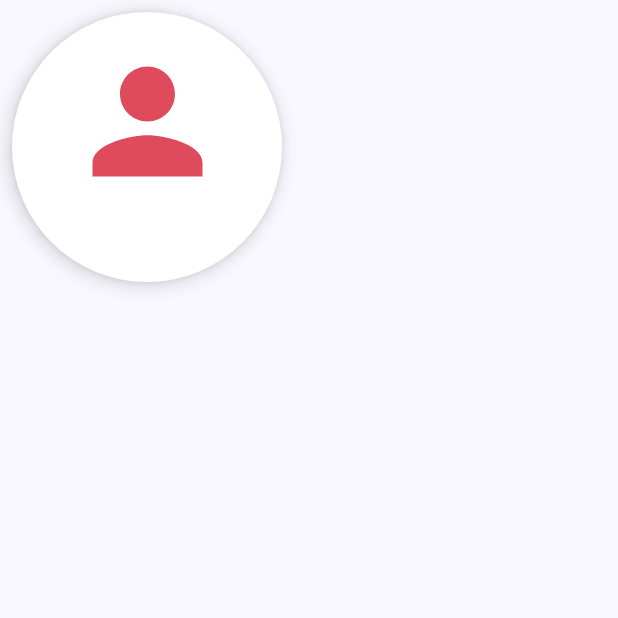
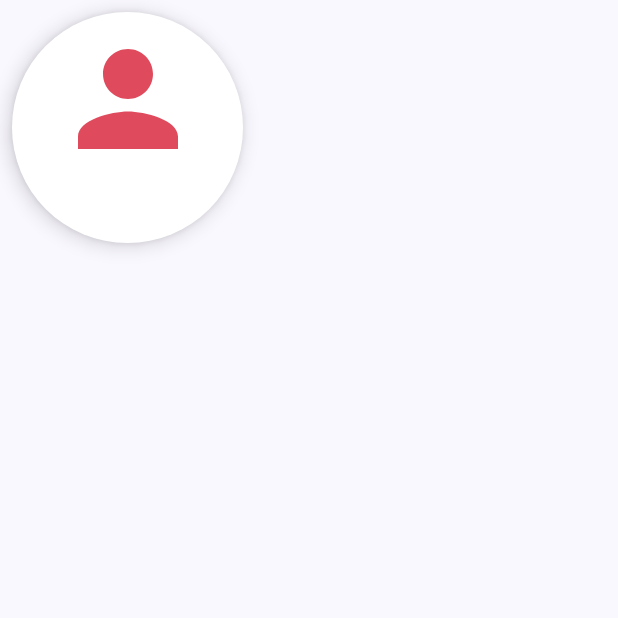
Before and after one commit to hsinha76/InsulinSync, an Android app built with Jetpack Compose: the composable ProfileCard called with empty values, on a phone screen of 412 x 824 dp, the top half of it. Run offline under Robolectric (Android 15) with nearby library versions, the light colour scheme and no system bars; our stand-ins replace constraintlayout-compose; libraries missing offline, so code that uses them is left out: com.vsnappy1.timepicker, kotlin.math.roundToInt.

Commit message:
Addressed UI Improvements on ProfileScreen

```diff
--- a/app/src/main/java/com/hsdroid/insulinsync/ui/view/Screens.kt
+++ b/app/src/main/java/com/hsdroid/insulinsync/ui/view/Screens.kt
@@ -14,6 +14,7 @@ import androidx.compose.foundation.layout.Column
 import androidx.compose.foundation.layout.PaddingValues
 import androidx.compose.foundation.layout.Row
 import androidx.compose.foundation.layout.Spacer
+import androidx.compose.foundation.layout.defaultMinSize
 import androidx.compose.foundation.layout.fillMaxHeight
 import androidx.compose.foundation.layout.fillMaxSize
 import androidx.compose.foundation.layout.fillMaxWidth
@@ -71,6 +72,8 @@ import androidx.compose.runtime.rememberCoroutineScope
 import androidx.compose.runtime.setValue
 import androidx.compose.ui.Alignment
 import androidx.compose.ui.Modifier
+import androidx.compose.ui.draw.clip
+import androidx.compose.ui.draw.drawBehind
 import androidx.compose.ui.graphics.Color
 import androidx.compose.ui.graphics.ColorFilter
 import androidx.compose.ui.platform.LocalContext
@@ -392,7 +395,7 @@ fun HomeScreen(
                         contentDescription = null,
                         colorFilter = ColorFilter.tint(Red),
                         modifier = Modifier
-                            .size(148.dp)
+                            .size(128.dp)
                             .padding(top = 38.dp)
                     )
                     Text(
@@ -750,7 +753,7 @@ private fun AddAlertDialog(
 
             Text(
                 text = if (insulinTotalUnit.toInt() >= 0.5) {
-                    insulinTotalUnit.toInt().toString() + " Units"
+                    insulinTotalUnit.toInt().toString() + " Units (Total units)"
                 } else "Total units",
                 fontSize = 16.sp,
                 fontFamily = nasteFontFamily,
@@ -769,7 +772,7 @@ private fun AddAlertDialog(
             )
             Text(
                 text = if (dosageUnit.toInt() >= 0.5) {
-                    dosageUnit.toInt().toString() + " Units"
+                    dosageUnit.toInt().toString() + " Units (Per day)"
                 } else "Dosage unit (Per day)",
                 fontSize = 16.sp,
                 fontFamily = nasteFontFamily,
@@ -835,19 +838,18 @@ private fun AddAlertDialog(
 private fun ProfileCard(uname: String, navController: NavHostController) {
 
     Card(
-        shape = CircleShape,
         modifier = Modifier
-            .size(196.dp)
+            .size(170.dp)
             .padding(8.dp)
             .clickable {
                 navController.navigate("home/$uname")
             },
         colors = CardDefaults.cardColors(containerColor = Color.White),
-        elevation = CardDefaults.cardElevation(8.dp)
+        elevation = CardDefaults.cardElevation(8.dp), shape = CircleShape
     ) {
         ConstraintLayout(
             modifier = Modifier
-                .fillMaxSize()
+                .wrapContentSize()
                 .align(Alignment.CenterHorizontally)
         ) {
 
@@ -857,8 +859,8 @@ private fun ProfileCard(uname: String, navController: NavHostController) {
                 contentDescription = null,
                 colorFilter = ColorFilter.tint(Red),
                 modifier = Modifier
-                    .size(128.dp)
-                    .padding(top = 18.dp)
+                    .size(108.dp)
+                    .padding(top = 8.dp)
                     .constrainAs(userImg) {
                         start.linkTo(parent.start)
                         end.linkTo(parent.end)
@@ -866,7 +868,7 @@ private fun ProfileCard(uname: String, navController: NavHostController) {
                     })
 
             Text(text = uname,
-                fontSize = 20.sp,
+                fontSize = 18.sp,
                 color = Color.Black,
                 fontFamily = nasteFontFamily,
                 fontWeight = FontWeight.Light,
```
